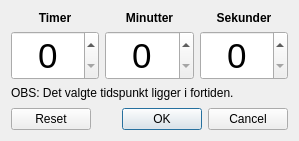
Old version of the form dialogs/alarmselector.ui in the repository froksen/opencltoolsv2.
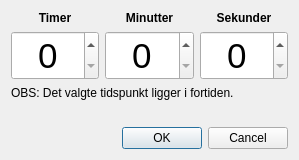
New version of the form.

```diff
--- a/dialogs/alarmselector.ui
+++ b/dialogs/alarmselector.ui
@@ -7,7 +7,7 @@
     <x>0</x>
     <y>0</y>
     <width>299</width>
-    <height>141</height>
+    <height>160</height>
    </rect>
   </property>
   <property name="windowTitle">
@@ -126,7 +126,7 @@
      <property name="sizeHint" stdset="0">
       <size>
        <width>20</width>
-       <height>3</height>
+       <height>16</height>
       </size>
      </property>
     </spacer>
@@ -137,7 +137,7 @@
       <enum>Qt::Horizontal</enum>
      </property>
      <property name="standardButtons">
-      <set>QDialogButtonBox::Cancel|QDialogButtonBox::Ok|QDialogButtonBox::Reset</set>
+      <set>QDialogButtonBox::Cancel|QDialogButtonBox::Ok</set>
      </property>
     </widget>
    </item>
```
Left out of the diff: 2 changed lines with no effect on the pictures.
